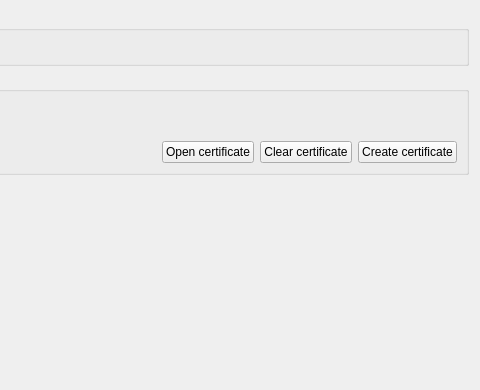
Before: the Qt Designer form src/plugins/qnx/blackberrykeyswidget.ui in qt-creator/qt-creator, drawn with Qt 5; both pictures show x 479 to 959 and y 0 to 390 of the 959 by 390 pixel window.
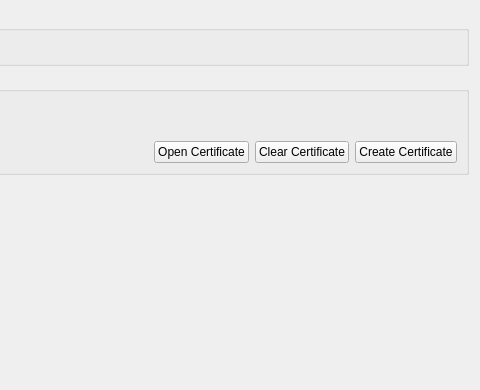
After: the same form once the commit is applied.

Commit message:
BlackBerry: fix UI text capitalization and punctuation
Reword an info message to fix a language issue.

Patch:
```diff
--- a/src/plugins/qnx/blackberrykeyswidget.ui
+++ b/src/plugins/qnx/blackberrykeyswidget.ui
@@ -156,21 +156,21 @@
         <item>
          <widget class="QPushButton" name="openCertificateButton">
           <property name="text">
-           <string>Open certificate</string>
+           <string>Open Certificate</string>
           </property>
          </widget>
         </item>
         <item>
          <widget class="QPushButton" name="clearCertificateButton">
           <property name="text">
-           <string>Clear certificate</string>
+           <string>Clear Certificate</string>
           </property>
          </widget>
         </item>
         <item>
          <widget class="QPushButton" name="createCertificateButton">
           <property name="text">
-           <string>Create certificate</string>
+           <string>Create Certificate</string>
           </property>
          </widget>
         </item>
```
The commit also changes 6 other files.
